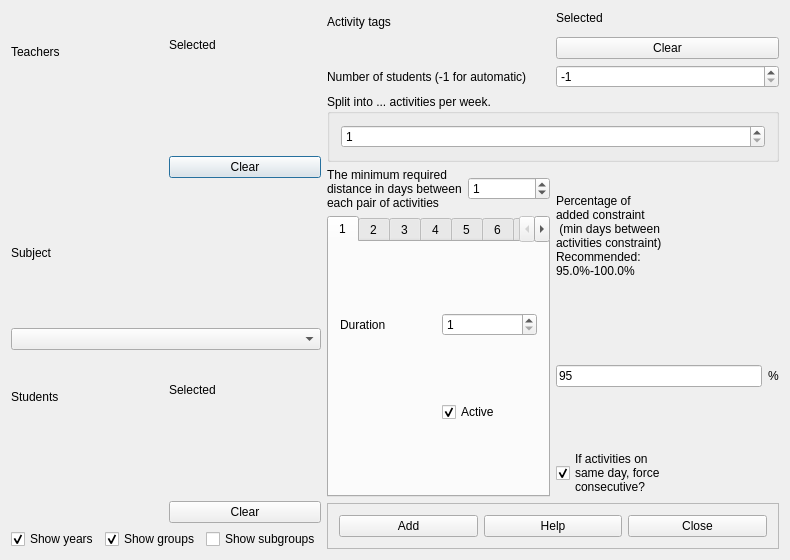
This is fet/src/interface/addactivityform_template.ui in vonmecheln/fet as Qt 5 draws it before an edit. The edited form follows.
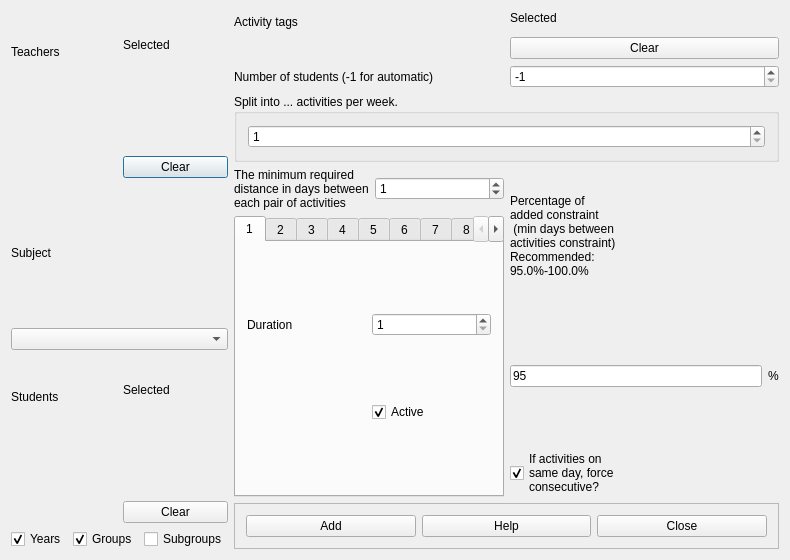
This is the edited form. Custom widgets are drawn as their Qt base class.

Diff of the .ui file:
```diff
--- a/fet/src/interface/addactivityform_template.ui
+++ b/fet/src/interface/addactivityform_template.ui
@@ -173,7 +173,7 @@
        <item>
         <widget class="QCheckBox" name="yearsCheckBox">
          <property name="text">
-          <string>Show years</string>
+          <string>Years</string>
          </property>
          <property name="checked">
           <bool>true</bool>
@@ -183,7 +183,7 @@
        <item>
         <widget class="QCheckBox" name="groupsCheckBox">
          <property name="text">
-          <string>Show groups</string>
+          <string>Groups</string>
          </property>
          <property name="checked">
           <bool>true</bool>
@@ -193,7 +193,7 @@
        <item>
         <widget class="QCheckBox" name="subgroupsCheckBox">
          <property name="text">
-          <string>Show subgroups</string>
+          <string>Subgroups</string>
          </property>
          <property name="checked">
           <bool>false</bool>
```
